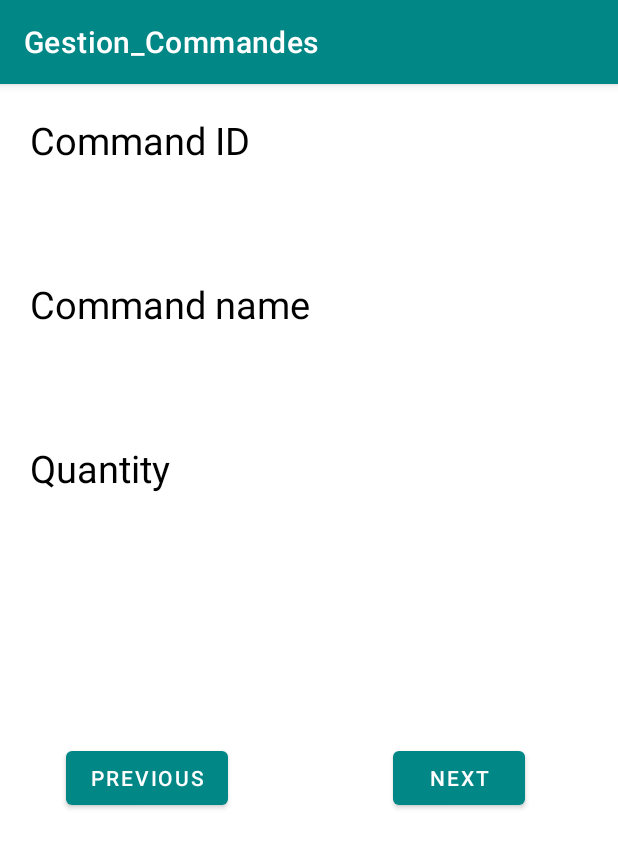
After one commit to Omar-Driouch/Gestion_de_Commandes, an Android app: the showdata screen opened directly, with no data from a screen before it, on a phone screen of 412 x 824 dp. The commit adds this screen. Shown: the top 848 px of the screen. Run offline under Robolectric (Android 15) with nearby library versions, the phone set to English and light mode, and no system bars.

Commit message:
here is the next button working fine

```diff
--- a/app/src/main/AndroidManifest.xml
+++ b/app/src/main/AndroidManifest.xml
@@ -10,10 +10,11 @@
         android:supportsRtl="true"
         android:theme="@style/Theme.Gestion_Commandes">
         <activity
+            android:name=".showdata"
+            android:exported="false" />
+        <activity
             android:name=".AjouternouvelleCommande"
             android:exported="true" />
-
-
         <activity
             android:name=".MainActivity"
             android:exported="true">
--- /dev/null
+++ b/app/src/main/java/com/example/gestion_commandes/showdata.java
@@ -0,0 +1,83 @@
+package com.example.gestion_commandes;
+
+import androidx.annotation.RequiresApi;
+import androidx.appcompat.app.AppCompatActivity;
+
+import android.database.Cursor;
+import android.os.Build;
+import android.os.Bundle;
+import android.view.View;
+import android.widget.Button;
+import android.widget.TextView;
+import android.widget.Toast;
+
+import java.util.List;
+
+public class showdata extends AppCompatActivity {
+    public static String titlee="Show Content";
+    public   com.example.gestion_commandes.DatabaseHelper mydatabase;
+    public static TextView Commandid,Commandname,CommandQuantity,CommandDate;
+    public static String id,name,quantity,date;
+    public static Button Next,Previois;
+    public int position=0;
+
+    @Override
+    protected void onCreate(Bundle savedInstanceState) {
+        super.onCreate(savedInstanceState);
+        setContentView(R.layout.activity_showdata);
+
+        Commandid = findViewById(R.id.CommandID0);
+        Commandname = findViewById(R.id.commandname0);
+        CommandQuantity = findViewById(R.id.quantity);
+
+        mydatabase = new DatabaseHelper(this);
+        Next = findViewById(R.id.nexttt);
+        Previois = findViewById(R.id.previos);
+
+
+
+
+        Next.setOnClickListener(new View.OnClickListener() {
+            @Override
+            public void onClick(View view) {
+
+           List<String>     Mydata =    mydatabase.getAllCommandes();
+
+
+                    if (position>=Mydata.size())return;
+                        String[] parts = Mydata.get(position).split(",");
+                        String id =   parts[0].trim() ;
+                        String nom = parts[1].trim();
+                        String quantite =  parts[2].trim() ;
+
+
+                        Commandid.setText(id);
+                        Commandname.setText(nom);
+                        CommandQuantity.setText(quantite);
+
+
+
+                position++;
+
+
+
+
+            }
+        });
+
+
+
+
+
+
+
+
+
+
+
+
+
+
+
+    }
+}
--- a/app/src/main/res/layout/activity_main.xml
+++ b/app/src/main/res/layout/activity_main.xml
@@ -13,6 +13,7 @@
         android:layout_marginTop="224dp"
         android:text="Ajouter une nouvelle Commande"
         android:textColor="@color/white"
+        app:layout_constraintBottom_toTopOf="@+id/Consulterlescommandes"
         app:layout_constraintEnd_toEndOf="parent"
         app:layout_constraintHorizontal_bias="0.529"
         app:layout_constraintStart_toStartOf="parent"
@@ -22,12 +23,13 @@
         android:id="@+id/Consulterlescommandes"
         android:layout_width="318dp"
         android:layout_height="93dp"
-        android:layout_marginTop="324dp"
         android:text="Consulter les commandes"
         android:textColor="@color/white"
+        app:layout_constraintBottom_toBottomOf="parent"
         app:layout_constraintEnd_toEndOf="parent"
         app:layout_constraintHorizontal_bias="0.537"
         app:layout_constraintStart_toStartOf="parent"
-        app:layout_constraintTop_toTopOf="parent" />
+        app:layout_constraintTop_toTopOf="parent"
+        app:layout_constraintVertical_bias="0.645" />
 
 </androidx.constraintlayout.widget.ConstraintLayout>
--- /dev/null
+++ b/app/src/main/res/layout/activity_showdata.xml
@@ -0,0 +1,146 @@
+<?xml version="1.0" encoding="utf-8"?>
+<ScrollView
+    xmlns:android="http://schemas.android.com/apk/res/android"
+    xmlns:app="http://schemas.android.com/apk/res-auto"
+    xmlns:tools="http://schemas.android.com/tools"
+    android:layout_width="match_parent"
+    android:layout_height="match_parent"
+    tools:ignore="MissingConstraints"
+    >
+    <LinearLayout
+        android:layout_width="match_parent"
+        android:orientation="vertical"
+        android:layout_height="match_parent"
+        tools:context=".showdata">
+
+
+
+
+        <TextView
+            android:layout_width="wrap_content"
+            android:layout_height="wrap_content"
+            android:id="@+id/CommandID"
+            android:layout_margin="20dp"
+            android:textColor="#000"
+            android:text="Command ID"
+            android:textSize="25dp"
+            app:layout_constraintStart_toStartOf="parent"
+            app:layout_constraintTop_toTopOf="parent" />
+
+
+        <TextView
+            android:layout_width="match_parent"
+            android:layout_height="wrap_content"
+            android:id="@+id/CommandID0"
+            android:layout_marginLeft="20dp"
+            android:layout_marginRight="20dp"
+            android:maxEms="10"
+            android:maxLines="1"
+            android:singleLine="true"
+            android:textSize="25dp"
+            app:layout_constraintStart_toStartOf="parent"
+            app:layout_constraintTop_toBottomOf="@id/CommandID" />
+
+        <TextView
+            android:layout_width="wrap_content"
+            android:layout_height="wrap_content"
+            android:textColor="#000"
+            android:layout_margin="20dp"
+            android:text="Command name"
+            android:textSize="25dp"
+            app:layout_constraintStart_toStartOf="parent"
+            app:layout_constraintTop_toTopOf="parent" />
+
+
+
+        <TextView
+            android:layout_width="match_parent"
+            android:layout_height="wrap_content"
+            android:id="@+id/commandname0"
+            android:layout_marginLeft="20dp"
+            android:layout_marginRight="20dp"
+            android:maxLines="1"
+            android:singleLine="true"
+            android:maxEms="10"
+            android:textSize="25sp"
+            />
+
+        <TextView
+            android:layout_width="wrap_content"
+            android:layout_height="wrap_content"
+            android:layout_margin="20dp"
+            android:text="Quantity"
+            android:textColor="#000"
+            android:textSize="25dp"
+            app:layout_constraintStart_toStartOf="parent"
+            app:layout_constraintTop_toTopOf="parent" />
+
+
+
+
+        <TextView
+            android:layout_width="match_parent"
+            android:layout_height="wrap_content"
+            android:id="@+id/quantity"
+            android:layout_marginLeft="20dp"
+            android:layout_marginRight="20dp"
+            android:maxLines="1"
+            android:maxEms="10"
+            android:textSize="25sp"
+            app:layout_constraintStart_toStartOf="parent"
+            />
+
+
+
+
+        <RelativeLayout
+            android:layout_width="match_parent"
+            android:layout_height="wrap_content"
+            android:orientation="horizontal">
+
+            <Button
+                android:id="@+id/previos"
+                android:layout_width="wrap_content"
+                android:layout_height="wrap_content"
+                android:layout_alignParentStart="true"
+                android:layout_alignParentBottom="true"
+                android:layout_marginStart="44dp"
+                android:layout_marginTop="55dp"
+                android:layout_marginEnd="55dp"
+                android:layout_marginBottom="50dp"
+                android:text="Previous"
+                android:textColor="@color/white"
+                app:layout_constraintBottom_toBottomOf="parent"
+                app:layout_constraintStart_toStartOf="parent" />
+
+            <Button
+                android:id="@+id/nexttt"
+                android:layout_width="wrap_content"
+                android:layout_height="wrap_content"
+                android:layout_alignParentEnd="true"
+                android:layout_alignParentBottom="true"
+                android:layout_marginStart="55dp"
+                android:layout_marginTop="55dp"
+                android:layout_marginEnd="62dp"
+                android:layout_marginBottom="55dp"
+                android:layoutDirection="ltr"
+                android:text="Next"
+                android:textColor="@color/white"
+                app:layout_constraintBottom_toBottomOf="parent"
+                app:layout_constraintEnd_toEndOf="parent" />
+        </RelativeLayout>
+        <TextView
+            android:id="@+id/textView2"
+            android:layout_width="wrap_content"
+            android:layout_height="200dp"
+            android:textSize="25sp"
+            app:layout_constraintStart_toStartOf="parent"
+            />
+
+
+
+
+
+    </LinearLayout>
+
+</ScrollView>
```
Also changed, not shown: app/src/main/java/com/example/gestion_commandes/AjouternouvelleCommande.java (+56 -1 lines), app/src/main/java/com/example/gestion_commandes/DatabaseHelper.java (added, +141 -0 lines), app/src/main/java/com/example/gestion_commandes/MainActivity.java (+21 -0 lines), app/src/main/res/layout/activity_ajouternouvelle_commande.xml (+5 -42 lines).
